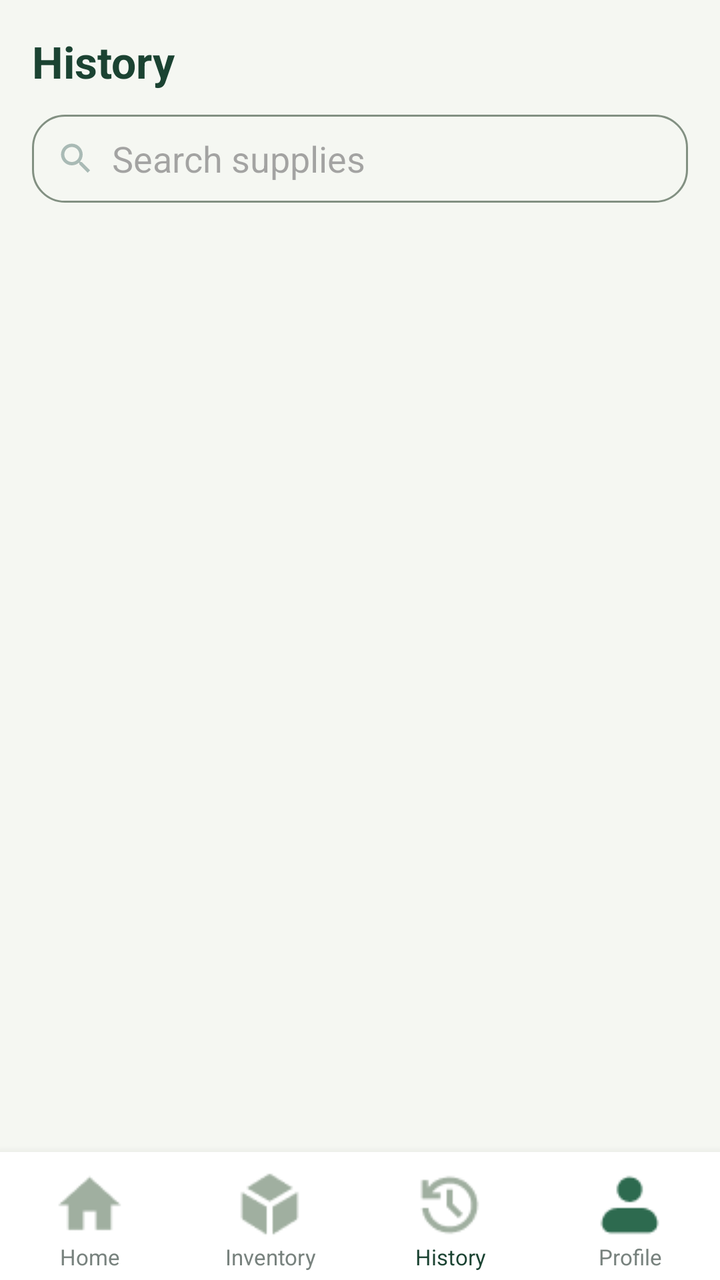
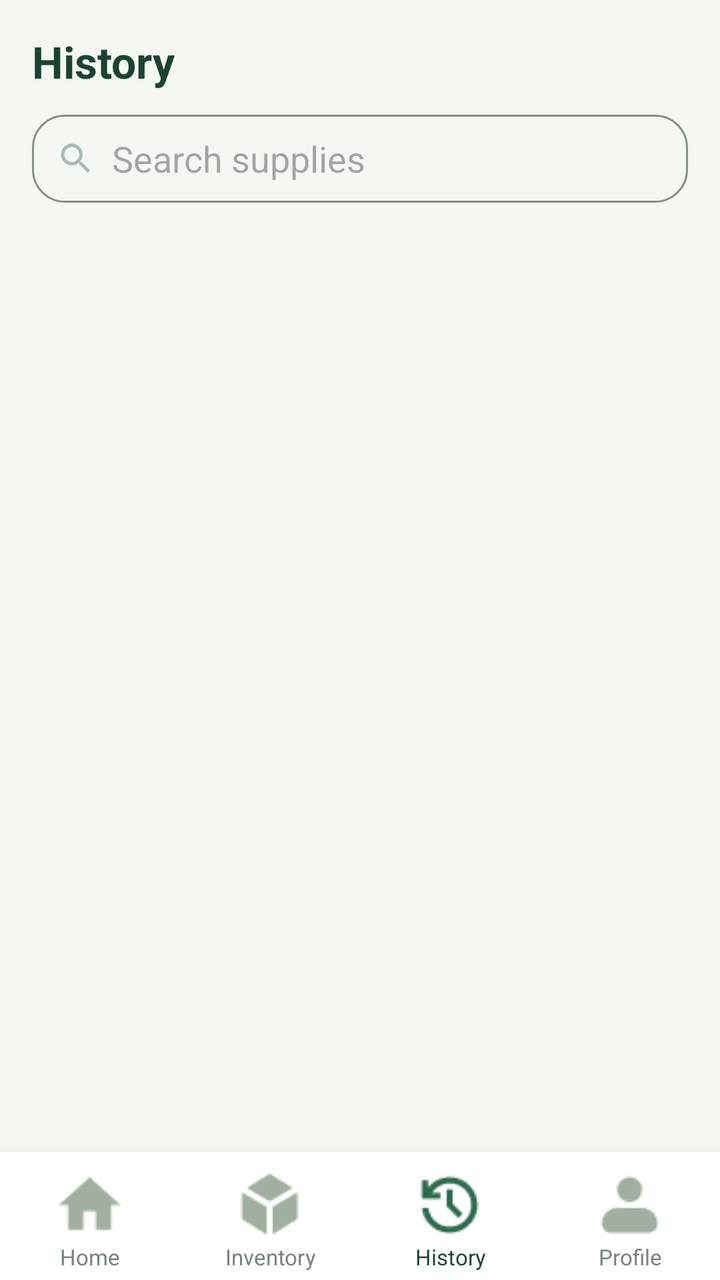

The first picture is an Android layout as it rendered before a commit; the second is the same layout after the commit. The layout source and the unified diff follow.
<!-- AndroidManifest.xml: application theme Theme.MyApplication -->
<!-- res/layout/activity_history.xml -->
<?xml version="1.0" encoding="utf-8"?>
<LinearLayout xmlns:android="http://schemas.android.com/apk/res/android"
    android:layout_width="match_parent"
    android:layout_height="match_parent"
    android:orientation="vertical"
    android:background="#F5F7F2">

    <ScrollView
        android:layout_width="match_parent"
        android:layout_height="0dp"
        android:layout_weight="1">

        <LinearLayout
            android:layout_width="match_parent"
            android:layout_height="wrap_content"
            android:orientation="vertical"
            android:padding="16dp">

            <TextView
                android:layout_width="wrap_content"
                android:layout_height="wrap_content"
                android:text="History"
                android:textSize="22sp"
                android:textStyle="bold"
                android:textColor="#1B4332"
                android:layout_marginBottom="12dp" />

            
            <EditText
                android:id="@+id/etHistorySearch"
                android:layout_width="match_parent"
                android:layout_height="44dp"
                android:background="@drawable/edittext"
                android:hint="Search supplies"
                android:drawableStart="@drawable/ic_search"
                android:drawablePadding="8dp"
                android:paddingStart="12dp"
                android:paddingEnd="12dp"
                android:singleLine="true"
                android:layout_marginBottom="16dp" />

            
            <LinearLayout
                android:id="@+id/llHistoryList"
                android:layout_width="match_parent"
                android:layout_height="wrap_content"
                android:orientation="vertical" />

            
            <TextView
                android:id="@+id/tvHistoryEmpty"
                android:layout_width="match_parent"
                android:layout_height="wrap_content"
                android:text="No history yet.\nRestock or use supplies to see activity."
                android:textColor="#A9BAB5"
                android:gravity="center"
                android:padding="32dp"
                android:visibility="gone" />

        </LinearLayout>
    </ScrollView>

    
    <LinearLayout
        android:layout_width="match_parent"
        android:layout_height="64dp"
        android:orientation="horizontal"
        android:background="#FFFFFF"
        android:elevation="8dp"
        android:paddingTop="8dp">

        <TextView
            android:id="@+id/navHome"
            android:layout_width="0dp"
            android:layout_height="wrap_content"
            android:layout_weight="1"
            android:gravity="center"
            android:drawableTop="@drawable/home_icon"
            android:text="Home"
            android:textColor="#78827E"
            android:textSize="11sp"
            android:clickable="true"
            android:focusable="true" />

        <TextView
            android:id="@+id/navInventory"
            android:layout_width="0dp"
            android:layout_height="wrap_content"
            android:layout_weight="1"
            android:gravity="center"
            android:drawableTop="@drawable/inventory_icon"
            android:text="Inventory"
            android:textColor="#78827E"
            android:textSize="11sp"
            android:clickable="true"
            android:focusable="true" />

        <TextView
            android:id="@+id/navHistory"
            android:layout_width="0dp"
            android:layout_height="wrap_content"
            android:layout_weight="1"
            android:gravity="center"
            android:drawableTop="@drawable/history_icon"
            android:text="History"
            android:textColor="#1B4332"
            android:textSize="11sp"
            android:clickable="true"
            android:focusable="true" />

        <TextView
            android:id="@+id/navProfile"
            android:layout_width="0dp"
            android:layout_height="wrap_content"
            android:layout_weight="1"
            android:gravity="center"
            android:drawableTop="@drawable/profile_iconprofile"
            android:text="Profile"
            android:textColor="#78827E"
            android:textSize="11sp"
            android:clickable="true"
            android:focusable="true" />

    </LinearLayout>

</LinearLayout>
<!-- resources referenced by this layout -->
<resources>
  <!-- drawable edittext (drawable) -->
  <shape xmlns:android="http://schemas.android.com/apk/res/android">
      <solid android:color="#F5F7F2"/>
      <corners android:radius="16dp"/>
      <stroke android:width="1dp"
          android:color="#829082"
          />
      <padding
          android:left="12dp"
          android:right="12dp"
          android:top="10dp"
          android:bottom="10dp"/>
  </shape>
  <!-- drawable history_icon: png bitmap (drawable, 827 bytes) -->
  <!-- drawable home_icon: png bitmap (drawable, 484 bytes) -->
  <!-- drawable ic_search (drawable) -->
  <vector xmlns:android="http://schemas.android.com/apk/res/android"
      android:width="20dp"
      android:height="20dp"
      android:viewportWidth="24"
      android:viewportHeight="24">
      <path
          android:fillColor="#A9BAB5"
          android:pathData="M15.5,14h-0.79l-0.28,-0.27C15.41,12.59 16,11.11 16,9.5 16,5.91 13.09,3 9.5,3S3,5.91 3,9.5 5.91,16 9.5,16c1.61,0 3.09,-0.59 4.23,-1.57l0.27,0.28v0.79l5,4.99L20.49,19l-4.99,-5zM9.5,14C7.01,14 5,11.99 5,9.5S7.01,5 9.5,5 14,7.01 14,9.5 11.99,14 9.5,14z"/>
  </vector>
  <!-- drawable inventory_icon: png bitmap (drawable, 689 bytes) -->
  <!-- drawable profile_iconprofile: png bitmap (drawable, 671 bytes) -->
  <style name="Theme.MyApplication" parent="Base.Theme.MyApplication" />
  <style name="Base.Theme.MyApplication" parent="Theme.Material3.DayNight.NoActionBar">
          
          
      </style>
</resources>

<!-- the commit's change to res/layout/activity_history.xml (unified diff, before → after) -->
@@ -101,7 +101,7 @@
             android:layout_height="wrap_content"
             android:layout_weight="1"
             android:gravity="center"
-            android:drawableTop="@drawable/history_icon"
+            android:drawableTop="@drawable/history_icon_history"
             android:text="History"
             android:textColor="#1B4332"
             android:textSize="11sp"
@@ -114,7 +114,7 @@
             android:layout_height="wrap_content"
             android:layout_weight="1"
             android:gravity="center"
-            android:drawableTop="@drawable/profile_iconprofile"
+            android:drawableTop="@drawable/profile_icon"
             android:text="Profile"
             android:textColor="#78827E"
             android:textSize="11sp"
<!-- resource entries referenced after the edit -->
@@ -13,7 +13,7 @@
           android:top="10dp"
           android:bottom="10dp"/>
   </shape>
-  <!-- drawable history_icon: png bitmap (drawable, 827 bytes) -->
+  <!-- drawable history_icon_history: png bitmap (drawable, 979 bytes) -->
   <!-- drawable home_icon: png bitmap (drawable, 484 bytes) -->
   <!-- drawable ic_search (drawable) -->
   <vector xmlns:android="http://schemas.android.com/apk/res/android"
@@ -26,7 +26,7 @@
           android:pathData="M15.5,14h-0.79l-0.28,-0.27C15.41,12.59 16,11.11 16,9.5 16,5.91 13.09,3 9.5,3S3,5.91 3,9.5 5.91,16 9.5,16c1.61,0 3.09,-0.59 4.23,-1.57l0.27,0.28v0.79l5,4.99L20.49,19l-4.99,-5zM9.5,14C7.01,14 5,11.99 5,9.5S7.01,5 9.5,5 14,7.01 14,9.5 11.99,14 9.5,14z"/>
   </vector>
   <!-- drawable inventory_icon: png bitmap (drawable, 689 bytes) -->
-  <!-- drawable profile_iconprofile: png bitmap (drawable, 671 bytes) -->
+  <!-- drawable profile_icon: png bitmap (drawable, 573 bytes) -->
   <style name="Theme.MyApplication" parent="Base.Theme.MyApplication" />
   <style name="Base.Theme.MyApplication" parent="Theme.Material3.DayNight.NoActionBar">
           
